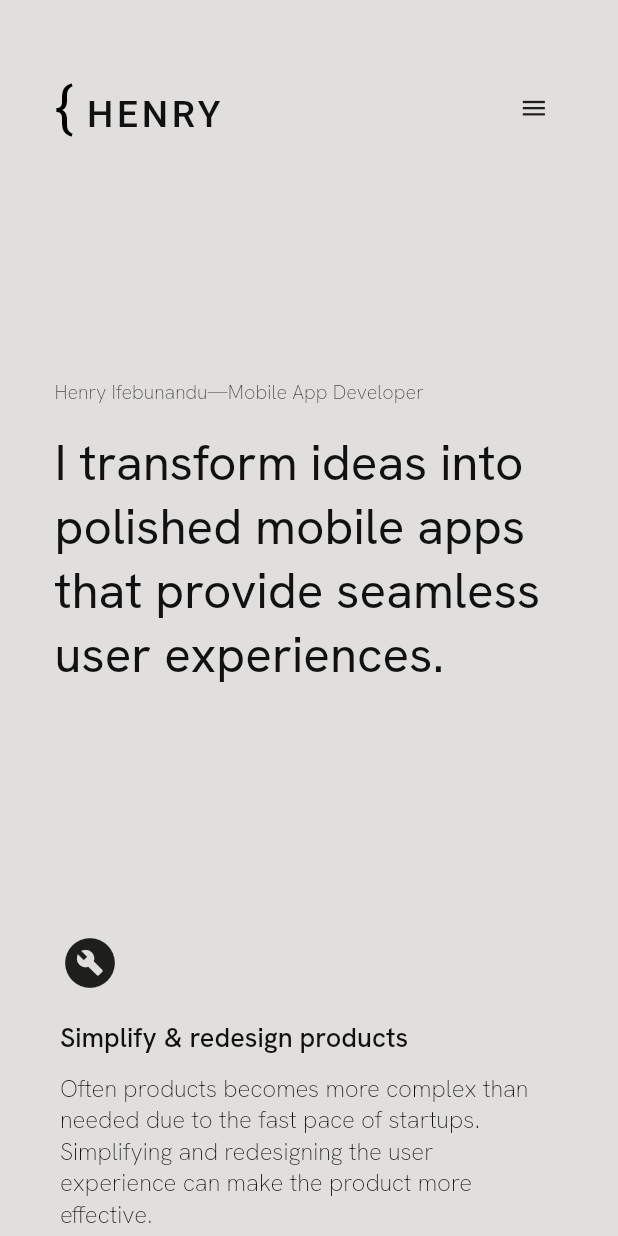
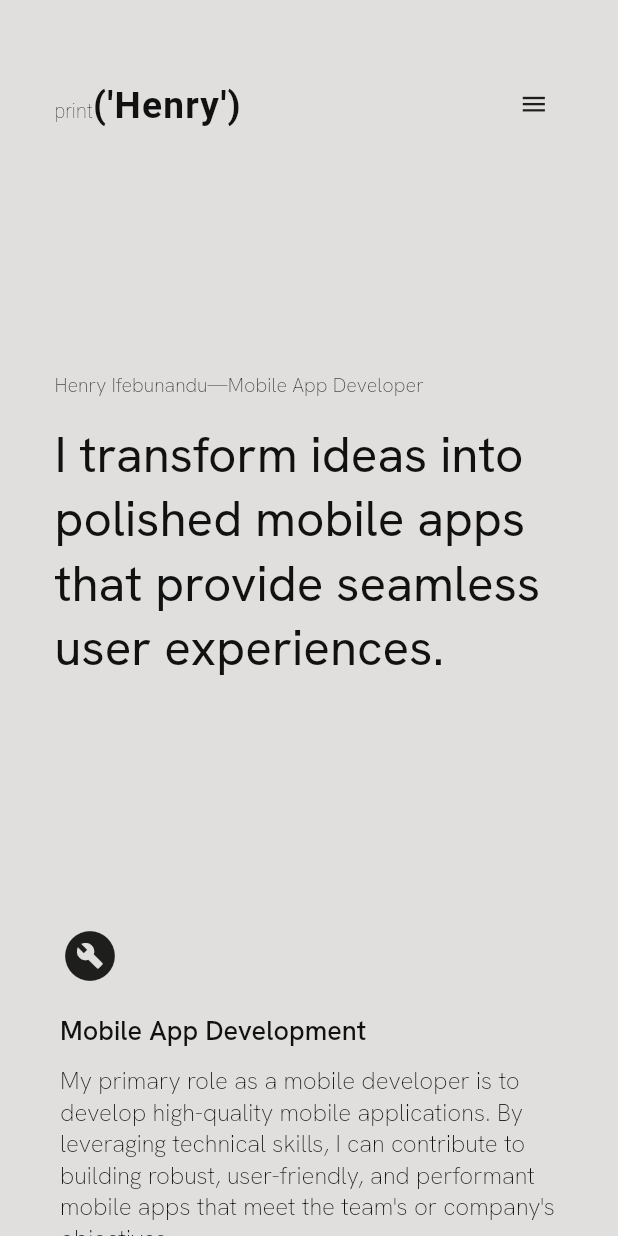
Before and after one commit to maykhid/henry_flutter_portfolio, a Flutter app: the screen it shows after launch, on a phone screen of 412 x 824 dp. Run offline on Flutter 3.47's test engine with Material 2 defaults, Android fonts, the phone set to English and light mode, and no system bars; our stand-ins replace flutter_svg, google_fonts, responsive_framework.

Commit message:
update: minor ui updates

```diff
--- a/lib/components/menu_bar.dart
+++ b/lib/components/menu_bar.dart
@@ -72,14 +72,18 @@ class _CustomMenuBarState extends State<CustomMenuBar> {
                 highlightColor: Colors.transparent,
                 splashColor: Colors.transparent,
                 onTap: () => Navigator.popUntil(
-                    context, ModalRoute.withName(Navigator.defaultRouteName)),
+                  context,
+                  ModalRoute.withName(Navigator.defaultRouteName),
+                ),
                 // child: Text(
                 //   "print(HENRY)",
                 //   style: titleTextStyle,
                 // ),
                 child: const Name(),
               ),
-              isMobile || isBetweenMobileAndTab ? hamOrMenu() : const MenuItems(),
+              isMobile || isBetweenMobileAndTab
+                  ? hamOrMenu()
+                  : const MenuItems(),
             ],
           ),
         ),
@@ -154,9 +158,9 @@ class Name extends StatelessWidget {
   Widget build(BuildContext context) {
     return RichText(
       text: TextSpan(
-        text: '{ ',
-        style: const TextStyle(fontSize: 45, color: Colors.black),
-        children: [TextSpan(text: 'HENRY', style: titleTextStyle)],
+        text: 'print',
+        style: const TextStyle(fontSize: 16, color: Colors.black, fontWeight: FontWeight.w100),
+        children: [TextSpan(text: '(\'Henry\')', style: titleTextStyle)],
       ),
     );
   }
--- a/lib/components/page_footer.dart
+++ b/lib/components/page_footer.dart
@@ -61,7 +61,7 @@ class _PageFooterState extends State<PageFooter> {
                     child: Column(
                       children: [
                         Text(
-                          'Simplicity is the key to great user experiences. Let me help your company design a simpler user experience to achieve better outcomes.',
+                          'Unlock the power of seamless interactions. Let my expertise in mobile development amplify your user experiences, optimizing engagement and maximizing results.',
                           style: bodyTextStyle,
                         ),
                         const VerticalSpace(
--- a/lib/components/typography.dart
+++ b/lib/components/typography.dart
@@ -5,8 +5,8 @@ import 'color.dart';
 TextStyle titleTextStyle = const TextStyle(
   fontSize: 30,
   color: textPrimary,
-  letterSpacing: 3,
-  fontWeight: FontWeight.w500,
+  letterSpacing: 1,
+  fontWeight: FontWeight.w600,
   // fontFamily: 'Hanken Grotesk',
 );
 
--- a/lib/pages/about/ui/about_page.dart
+++ b/lib/pages/about/ui/about_page.dart
@@ -50,7 +50,7 @@ class AboutPage extends StatelessWidget {
                 runSpacing: 50,
                 children: [
                   Padding(
-                    padding:  EdgeInsets.only(left: isLargerThanMobile ? 30 : 0),
+                    padding: EdgeInsets.only(left: isLargerThanMobile ? 30 : 0),
                     child: SizedBox(
                       width: 560,
                       child: Column(
@@ -71,13 +71,22 @@ class AboutPage extends StatelessWidget {
 
                   // desc text
                   Padding(
-                    padding: EdgeInsets.symmetric(horizontal: isLargerThanMobile ? 30 : 0),
+                    padding: EdgeInsets.symmetric(
+                        horizontal: isLargerThanMobile ? 30 : 0),
                     child: SizedBox(
                       // height: 500,
                       width: 600,
                       // color: Colors.black,
                       child: Text(
-                        '''I am the father of the most beautiful twin daughters in the world. I live in the Netherlands and I love to ride my motorcyle to unwind.\n\nA long time ago I started my career as a psychologist, but quickly realized that designing digital products is my true passion. My master's in psychology turned out to be a tremendous help with understanding human behavior and how to best design for it; simplicity is the key to great user experiences.\n\nI have around 16 years experience designing digital products. I co-founded two companies called Bread&Pepper and Gibbon. The last one got acquired by Degreed, and for several years I have enjoyed leading and growing the product design team of this edtech unicorn.\n\nI love simplicity, have an allergy for bullsh*t and always strive to be a good human. If you think I can help you with any project or coaching, don't hesitate to get in touch.''',
+                        '''Oh, Hi there! A little bird told me you'd like to know more about me, well come a lil bit closer 🌚. I live in Nigeria, in the city that dosen't sleep, Lagos! So best believe, i'm built different💪🏽... trust me.
+
+A long time ago I started my career as a mechanical engineer, but quickly realized that developing software is my true passion. My degree in mechanical engineering turned out to be a tremendous help equipping me with strong problem-solving abilities, analytical thinking, and attention to detail.
+
+I have around 4 years experience developing mobile apps. I co-founded two companies called Bread&Pepper and Gibbon. The last one got acquired by Degreed, and for several years I have enjoyed leading and growing the product design team of this edtech unicorn.
+
+I love the simple things of life. I am a cinephile, music and anime lover, on my free days, if you don't spot me with a friend I am most likely indulging in one of those.
+
+If you think I can help you with any project or coaching, don't hesitate to get in touch.''',
                         style: bodyTextStyle2,
                         textAlign: TextAlign.start,
                       ),
--- a/lib/pages/home/ui/home_page.dart
+++ b/lib/pages/home/ui/home_page.dart
@@ -68,13 +68,28 @@ class HomePage extends StatelessWidget {
               child: Padding(
                 padding: EdgeInsets.only(left: isLessThanTab ? 10 : 100),
                 child: Wrap(
-                  spacing: 50,
+                  spacing: 70,
                   runSpacing: isLessThanTab ? 20 : 40,
                   runAlignment: WrapAlignment.start,
                   children: const [
-                    MyAbility(),
-                    MyAbility(),
-                    MyAbility(),
+
+                    MyAbility(
+                      abilityTitle: 'Mobile App Development',
+                      ability:
+                          'My primary role as a mobile developer is to develop high-quality mobile applications. By leveraging technical skills, I can contribute to building robust, user-friendly, and performant mobile apps that meet the team\'s or company\'s objectives.',
+                    ),
+                    MyAbility(
+                      abilityTitle: 'Problem Solving',
+                      ability:
+                          'Mobile development often involves overcoming challenges and solving complex problems. I use my analytical and problem-solving skills to identify and resolve issues in the code, optimize performance, and enhance the user experience. ',
+                    ),
+
+                     MyAbility(
+                      abilityTitle: 'Collaborate and Communicate',
+                      ability:
+                          'Effective collaboration and communication are key to successful teamwork. Actively participate in discussions, brainstorming sessions, and code reviews. Share my ideas, provide constructive feedback, and engage in open dialogue with team members. ',
+                    ),
+
                   ],
                 ),
               ),
@@ -216,8 +231,13 @@ class ProductImage extends StatelessWidget {
 
 class MyAbility extends StatelessWidget {
   const MyAbility({
+    required this.abilityTitle,
+    required this.ability,
     super.key,
   });
+
+  final String abilityTitle;
+  final String ability;
 
   @override
   Widget build(BuildContext context) {
@@ -241,15 +261,16 @@ class MyAbility extends StatelessWidget {
               size: 18,
             ),
             Text(
-              'Simplify & redesign products',
+              abilityTitle,
               style: subHeadline,
             ),
             const VerticalSpace(
               size: 12,
             ),
             Text(
-              'Often products becomes more complex than needed due to the fast pace of startups. Simplifying and redesigning the user experience can make the product more effective.',
+              ability,
               style: bodyTextStyle,
+              // textAlign: TextAlign.justify,
             ),
           ],
         ),
```
Also changed, not shown: 1 other file.
